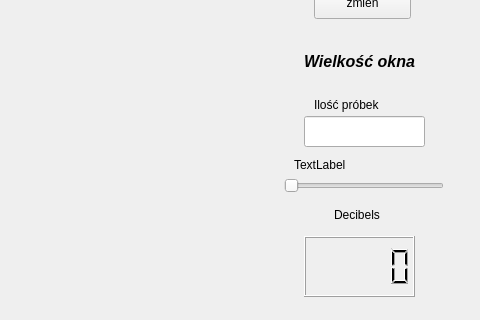
First picture: the form in mp3_player/forms/visualisation.ui, repository adam123600/mp3_player_QT, before the edit; both pictures show x 546 to 1026 and y 204 to 524 of the 1026 by 524 pixel window.
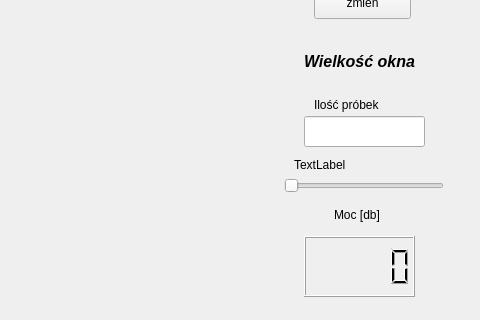
Second picture: the form after the edit.

Diff of the .ui file:
```diff
--- a/mp3_player/forms/visualisation.ui
+++ b/mp3_player/forms/visualisation.ui
@@ -170,7 +170,7 @@
     </rect>
    </property>
    <property name="text">
-    <string>Decibels</string>
+    <string>Moc [db]</string>
    </property>
   </widget>
   <widget class="QCheckBox" name="cbLogSpectrum">
```
Left out of the diff: 2 changed lines with no effect on the pictures.
